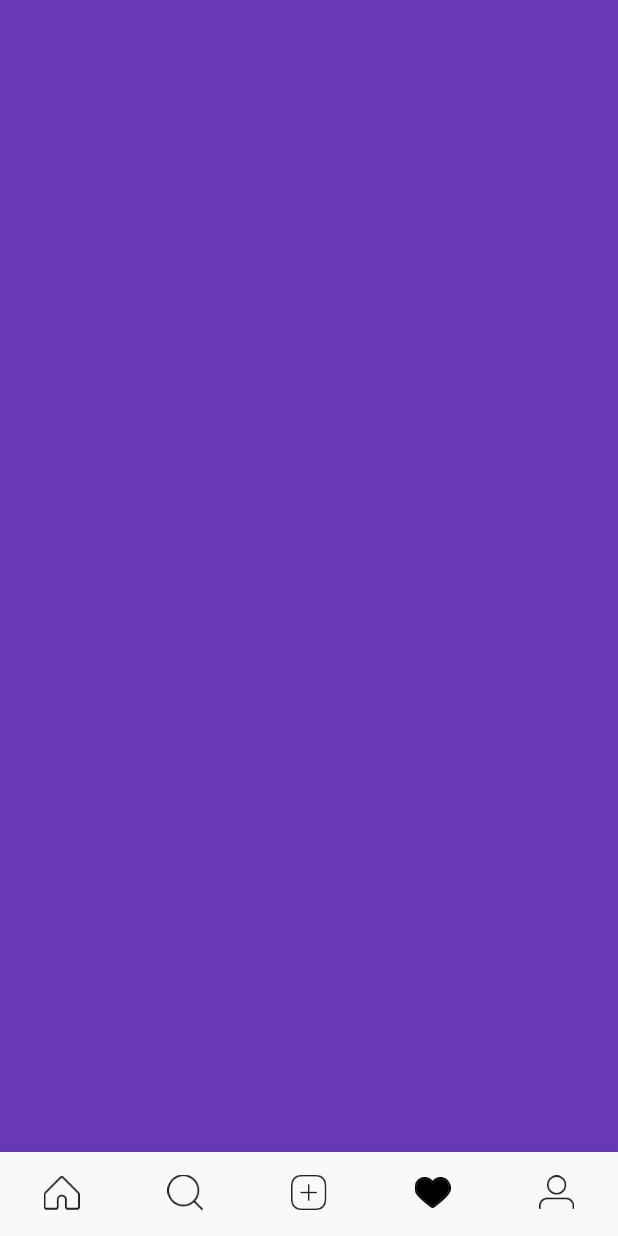
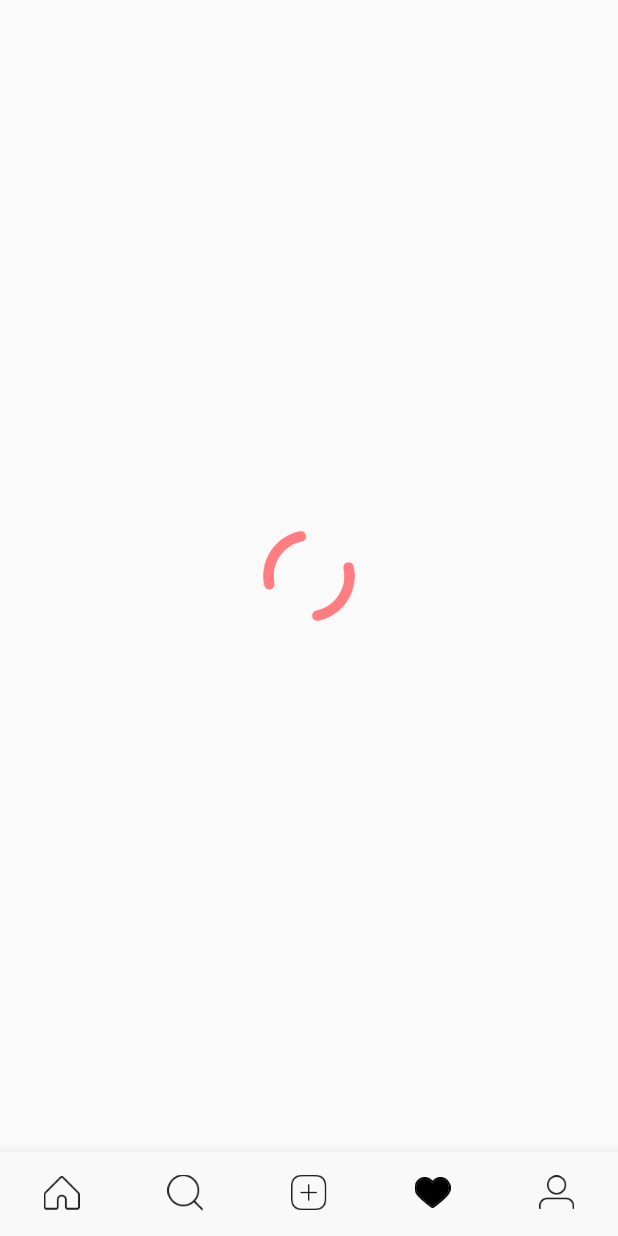
Before and after one commit to nsign001/instagram_clone-1, a Flutter app: the MainPage screen opened directly, item 4 of the bottom bar chosen, on a phone screen of 412 x 824 dp. Run offline on Flutter 3.47's test engine with Material 2 defaults, Android fonts, the phone set to English and light mode, and no system bars; our stand-ins replace cached_network_image; network calls fail.

Commit message:
커스텀 로딩 위젯
extract flutter widget

```diff
--- a/lib/main.dart
+++ b/lib/main.dart
@@ -1,5 +1,6 @@
 import 'package:flutter/material.dart';
 import 'package:instagram_clone/constants/material_white_color.dart';
+import 'package:instagram_clone/main_page.dart';
 import 'package:instagram_clone/screens/signin_page.dart';
 
 void main(){
@@ -10,7 +11,7 @@ class MyApp extends StatelessWidget{
   @override
   Widget build(BuildContext context) {
     return MaterialApp(
-      home: SignInPage(),
+      home: MainPage(),
       theme: ThemeData(
           primarySwatch: white
       )
--- a/lib/main_page.dart
+++ b/lib/main_page.dart
@@ -4,6 +4,7 @@ import 'package:instagram_clone/screens/camera_page.dart';
 import 'package:instagram_clone/screens/feed_page.dart';
 import 'package:instagram_clone/screens/profile_page.dart';
 import 'package:instagram_clone/screens/search_page.dart';
+import 'package:instagram_clone/widgets/my_progress_indicator.dart';
 
 class MainPage extends StatefulWidget{
   @override
@@ -18,7 +19,7 @@ class _MainPageState extends State<MainPage> {
     FeedPage(),
     SearchPage(),
     Container(color: Colors.primaries[2],),
-    Container(color: Colors.primaries[3],),
+    MyProgressIndicator(progressSize: 100),
     ProfilePage(),
   ];
 
--- /dev/null
+++ b/lib/utils/simple_snack_bar.dart
@@ -0,0 +1,6 @@
+import 'package:flutter/material.dart';
+
+void simpleSnackbar(BuildContext context, String txt){
+  final snackBar = SnackBar(content: Text(txt),);
+  Scaffold.of(context).showSnackBar(snackBar);
+}
--- /dev/null
+++ b/lib/widgets/my_progress_indicator.dart
@@ -0,0 +1,27 @@
+import 'package:flutter/material.dart';
+import 'package:instagram_clone/constants/size.dart';
+
+class MyProgressIndicator extends StatelessWidget {
+
+  final double containerSize;
+  final double progressSize;
+
+  const MyProgressIndicator({
+    Key key, this.containerSize, this.progressSize = 60,
+  }) : super(key: key);
+
+  @override
+  Widget build(BuildContext context) {
+    return Container(
+        width: containerSize,
+        height: containerSize,
+        child: Center(
+            child: SizedBox(
+              width: progressSize,
+              height: progressSize,
+              child: Image.asset('assets/loading_img.gif'),
+            )
+        )
+    );
+  }
+}
```
Also changed, not shown: lib/screens/feed_page.dart (+2 -11 lines), lib/widgets/sign_in_form.dart (+2 -6 lines).
